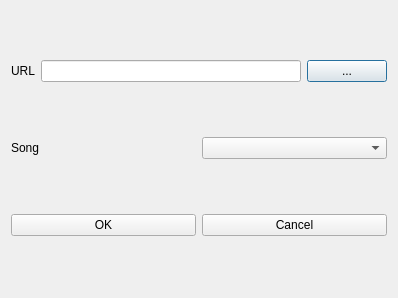
This is addmvdialog.ui in Zakhrov/WebPhonon as Qt 5 draws it before an edit. The edited form follows.
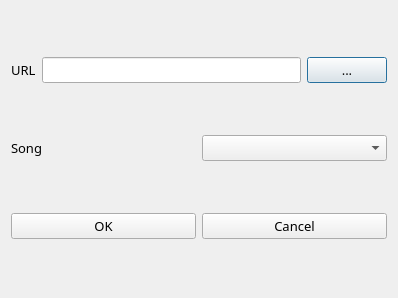
This is the edited form. Icons and pictures are not drawn.

```diff
--- a/addmvdialog.ui
+++ b/addmvdialog.ui
@@ -18,16 +18,41 @@
     <layout class="QHBoxLayout" name="horizontalLayout">
      <item>
       <widget class="QLabel" name="label">
+       <property name="font">
+        <font>
+         <family>AR CHRISTY</family>
+         <pointsize>10</pointsize>
+        </font>
+       </property>
        <property name="text">
         <string>URL</string>
        </property>
       </widget>
      </item>
      <item>
-      <widget class="QLineEdit" name="lineEdit"/>
+      <widget class="QLineEdit" name="lineEdit">
+       <property name="font">
+        <font>
+         <family>AR ESSENCE</family>
+         <pointsize>10</pointsize>
+        </font>
+       </property>
+       <property name="styleSheet">
+        <string notr="true">background-color: &quot;white&quot;</string>
+       </property>
+      </widget>
      </item>
      <item>
       <widget class="QPushButton" name="pushButton">
+       <property name="font">
+        <font>
+         <family>AR CHRISTY</family>
+         <pointsize>10</pointsize>
+        </font>
+       </property>
+       <property name="styleSheet">
+        <string notr="true">background-color: &quot;white&quot;</string>
+       </property>
        <property name="text">
         <string>...</string>
        </property>
@@ -39,13 +64,29 @@
     <layout class="QHBoxLayout" name="horizontalLayout_2">
      <item>
       <widget class="QLabel" name="label_2">
+       <property name="font">
+        <font>
+         <family>AR CHRISTY</family>
+         <pointsize>10</pointsize>
+        </font>
+       </property>
        <property name="text">
         <string>Song</string>
        </property>
       </widget>
      </item>
      <item>
-      <widget class="QComboBox" name="comboBox"/>
+      <widget class="QComboBox" name="comboBox">
+       <property name="font">
+        <font>
+         <family>AR CHRISTY</family>
+         <pointsize>10</pointsize>
+        </font>
+       </property>
+       <property name="styleSheet">
+        <string notr="true">background-color: &quot;white&quot;</string>
+       </property>
+      </widget>
      </item>
     </layout>
    </item>
@@ -53,6 +94,15 @@
     <layout class="QHBoxLayout" name="horizontalLayout_3">
      <item>
       <widget class="QPushButton" name="pushButton_2">
+       <property name="font">
+        <font>
+         <family>AR CHRISTY</family>
+         <pointsize>10</pointsize>
+        </font>
+       </property>
+       <property name="styleSheet">
+        <string notr="true">background-color: &quot;white&quot;</string>
+       </property>
        <property name="text">
         <string>OK</string>
        </property>
@@ -60,6 +110,15 @@
      </item>
      <item>
       <widget class="QPushButton" name="pushButton_3">
+       <property name="font">
+        <font>
+         <family>AR CHRISTY</family>
+         <pointsize>10</pointsize>
+        </font>
+       </property>
+       <property name="styleSheet">
+        <string notr="true">background-color: &quot;white&quot;</string>
+       </property>
        <property name="text">
         <string>Cancel</string>
        </property>
```
Left out of the diff: 8 changed lines with no effect on the pictures.
